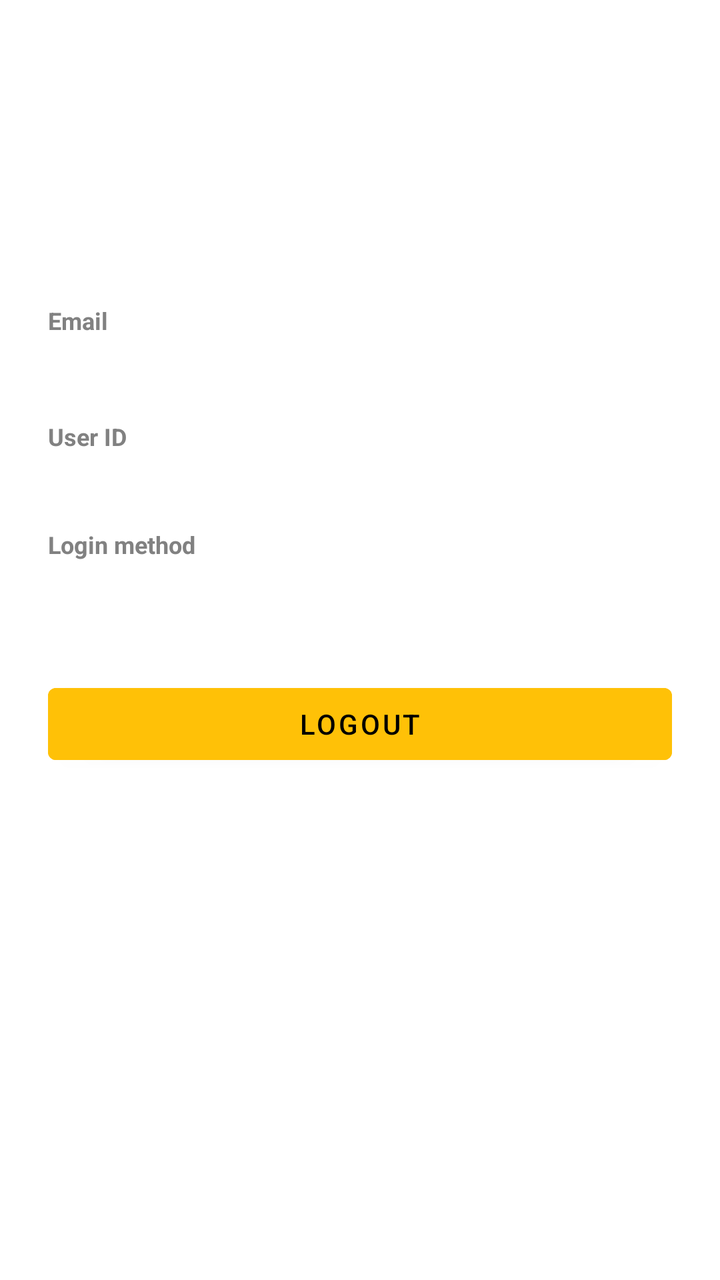
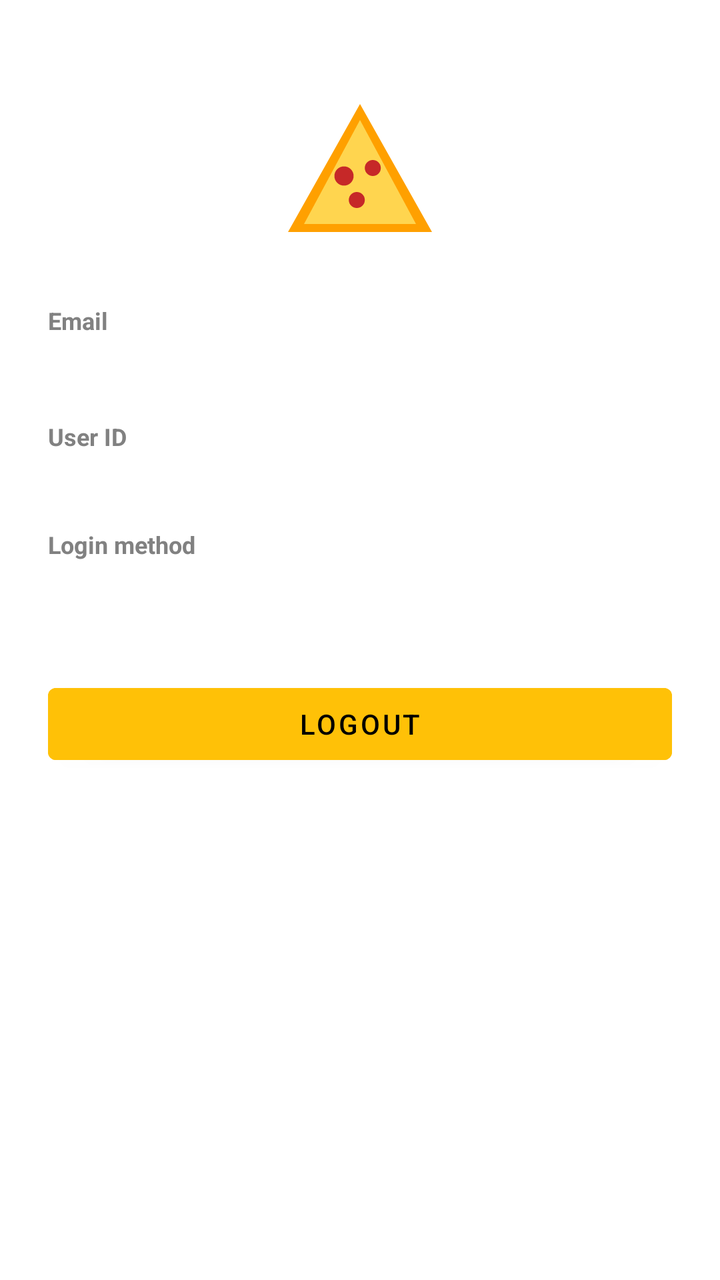

Before-and-after screenshots of an Android layout around one commit, followed by the original layout XML and the change that was made.
<!-- AndroidManifest.xml: application theme Theme.Pizzeria -->
<!-- res/layout/fragment_profile.xml -->
<?xml version="1.0" encoding="utf-8"?>
<ScrollView
    xmlns:android="http://schemas.android.com/apk/res/android"
    android:layout_width="match_parent"
    android:layout_height="match_parent"
    android:background="@color/white">

    <LinearLayout
        android:layout_width="match_parent"
        android:layout_height="wrap_content"
        android:orientation="vertical"
        android:padding="24dp"
        android:gravity="center_horizontal">

        <ImageView
            android:layout_width="80dp"
            android:layout_height="80dp"
            android:src="@mipmap/ic_launcher"
            android:layout_marginTop="24dp"
            android:layout_marginBottom="24dp"/>

        <TextView
            android:layout_width="match_parent"
            android:layout_height="wrap_content"
            android:text="@string/label_email"
            android:textStyle="bold"
            android:textColor="@color/grey"
            android:textSize="12sp"
            android:layout_marginBottom="4dp"/>

        <TextView
            android:id="@+id/tvEmail"
            android:layout_width="match_parent"
            android:layout_height="wrap_content"
            android:textSize="16sp"
            android:textColor="@color/black"
            android:layout_marginBottom="16dp"/>

        <TextView
            android:layout_width="match_parent"
            android:layout_height="wrap_content"
            android:text="@string/label_user_id"
            android:textStyle="bold"
            android:textColor="@color/grey"
            android:textSize="12sp"
            android:layout_marginBottom="4dp"/>

        <TextView
            android:id="@+id/tvUserId"
            android:layout_width="match_parent"
            android:layout_height="wrap_content"
            android:textSize="13sp"
            android:textColor="@color/black"
            android:layout_marginBottom="16dp"/>

        <TextView
            android:layout_width="match_parent"
            android:layout_height="wrap_content"
            android:text="@string/label_login_type"
            android:textStyle="bold"
            android:textColor="@color/grey"
            android:textSize="12sp"
            android:layout_marginBottom="4dp"/>

        <TextView
            android:id="@+id/tvLoginType"
            android:layout_width="match_parent"
            android:layout_height="wrap_content"
            android:textSize="16sp"
            android:textColor="@color/black"
            android:layout_marginBottom="32dp"/>

        <com.google.android.material.button.MaterialButton
            android:id="@+id/btnLogout"
            android:layout_width="match_parent"
            android:layout_height="wrap_content"
            android:text="@string/logout"
            android:backgroundTint="@color/colorPrimaryYellow"
            android:textColor="@color/black"/>

    </LinearLayout>
</ScrollView>
<!-- resources referenced by this layout -->
<resources>
  <color name="black">#FF000000</color>
  <color name="colorPrimaryYellow">#FFC107</color>
  <color name="grey">#818181</color>
  <color name="white">#FFFFFFFF</color>
  <!-- mipmap ic_launcher (mipmap-anydpi-v26) -->
  <?xml version="1.0" encoding="utf-8"?>
  <adaptive-icon xmlns:android="http://schemas.android.com/apk/res/android">
      <background android:drawable="@drawable/ic_launcher_background"/>
      <foreground android:drawable="@drawable/ic_launcher_foreground"/>
  </adaptive-icon>
  <string name="label_email">Email</string>
  <string name="label_login_type">Login method</string>
  <string name="label_user_id">User ID</string>
  <string name="logout">Logout</string>
  <style name="Theme.Pizzeria" parent="Theme.MaterialComponents.Light.NoActionBar">
          <item name="colorPrimary">@color/colorPrimaryYellow</item>
          <item name="colorPrimaryVariant">@color/colorPrimaryYellowDark</item>
          <item name="colorOnPrimary">@color/black</item>
          <item name="android:statusBarColor">@color/colorPrimaryYellow</item>
          <item name="android:navigationBarColor">@color/colorPrimaryYellow</item>
      </style>
  <!-- drawable ic_launcher_background (drawable) -->
  <?xml version="1.0" encoding="utf-8"?>
  <shape xmlns:android="http://schemas.android.com/apk/res/android">
      <solid android:color="#FFC107"/>
  </shape>
  <!-- drawable ic_launcher_foreground (drawable) -->
  <vector xmlns:android="http://schemas.android.com/apk/res/android"
      android:width="108dp"
      android:height="108dp"
      android:viewportWidth="24"
      android:viewportHeight="24"
      android:tint="#000000">
    <group android:scaleX="0.58"
        android:scaleY="0.58"
        android:translateX="5.04"
        android:translateY="5.04">
      <path
          android:fillColor="@android:color/white"
          android:pathData="M12,2C8.43,2 5.23,3.54 3.01,6L12,22l8.99,-16C18.78,3.55 15.57,2 12,2zM7,7c0,-1.1 0.9,-2 2,-2s2,0.9 2,2 -0.9,2 -2,2 -2,-0.9 -2,-2zM12,15c-1.1,0 -2,-0.9 -2,-2s0.9,-2 2,-2 2,0.9 2,2 -0.9,2 -2,2z"/>
    </group>
  </vector>
  <color name="colorPrimaryYellowDark">#FFA000</color>
</resources>

<!-- the commit's change to res/layout/fragment_profile.xml (unified diff, before → after) -->
@@ -15,7 +15,7 @@
         <ImageView
             android:layout_width="80dp"
             android:layout_height="80dp"
-            android:src="@mipmap/ic_launcher"
+            android:src="@drawable/ic_pizza"
             android:layout_marginTop="24dp"
             android:layout_marginBottom="24dp"/>
 
<!-- resource entries referenced after the edit -->
@@ -4,12 +4,29 @@
   <color name="colorPrimaryYellow">#FFC107</color>
   <color name="grey">#818181</color>
   <color name="white">#FFFFFFFF</color>
-  <!-- mipmap ic_launcher (mipmap-anydpi-v26) -->
+  <!-- drawable ic_pizza (drawable) -->
   <?xml version="1.0" encoding="utf-8"?>
-  <adaptive-icon xmlns:android="http://schemas.android.com/apk/res/android">
-      <background android:drawable="@drawable/ic_launcher_background"/>
-      <foreground android:drawable="@drawable/ic_launcher_foreground"/>
-  </adaptive-icon>
+  <vector xmlns:android="http://schemas.android.com/apk/res/android"
+      android:width="100dp"
+      android:height="100dp"
+      android:viewportWidth="100"
+      android:viewportHeight="100">
+    <path
+        android:fillColor="#FFA000"
+        android:pathData="M50,5 L95,85 L5,85 Z"/>
+    <path
+        android:fillColor="#FFD54F"
+        android:pathData="M50,15 L85,80 L15,80 Z"/>
+    <path
+        android:fillColor="#C62828"
+        android:pathData="M40,50 m-6,0 a6,6 0 1,0 12,0 a6,6 0 1,0 -12,0"/>
+    <path
+        android:fillColor="#C62828"
+        android:pathData="M58,45 m-5,0 a5,5 0 1,0 10,0 a5,5 0 1,0 -10,0"/>
+    <path
+        android:fillColor="#C62828"
+        android:pathData="M48,65 m-5,0 a5,5 0 1,0 10,0 a5,5 0 1,0 -10,0"/>
+  </vector>
   <string name="label_email">Email</string>
   <string name="label_login_type">Login method</string>
   <string name="label_user_id">User ID</string>
@@ -21,27 +38,6 @@
           <item name="android:statusBarColor">@color/colorPrimaryYellow</item>
           <item name="android:navigationBarColor">@color/colorPrimaryYellow</item>
       </style>
-  <!-- drawable ic_launcher_background (drawable) -->
-  <?xml version="1.0" encoding="utf-8"?>
-  <shape xmlns:android="http://schemas.android.com/apk/res/android">
-      <solid android:color="#FFC107"/>
-  </shape>
-  <!-- drawable ic_launcher_foreground (drawable) -->
-  <vector xmlns:android="http://schemas.android.com/apk/res/android"
-      android:width="108dp"
-      android:height="108dp"
-      android:viewportWidth="24"
-      android:viewportHeight="24"
-      android:tint="#000000">
-    <group android:scaleX="0.58"
-        android:scaleY="0.58"
-        android:translateX="5.04"
-        android:translateY="5.04">
-      <path
-          android:fillColor="@android:color/white"
-          android:pathData="M12,2C8.43,2 5.23,3.54 3.01,6L12,22l8.99,-16C18.78,3.55 15.57,2 12,2zM7,7c0,-1.1 0.9,-2 2,-2s2,0.9 2,2 -0.9,2 -2,2 -2,-0.9 -2,-2zM12,15c-1.1,0 -2,-0.9 -2,-2s0.9,-2 2,-2 2,0.9 2,2 -0.9,2 -2,2z"/>
-    </group>
-  </vector>
   <color name="colorPrimaryYellowDark">#FFA000</color>
 </resources>
 
